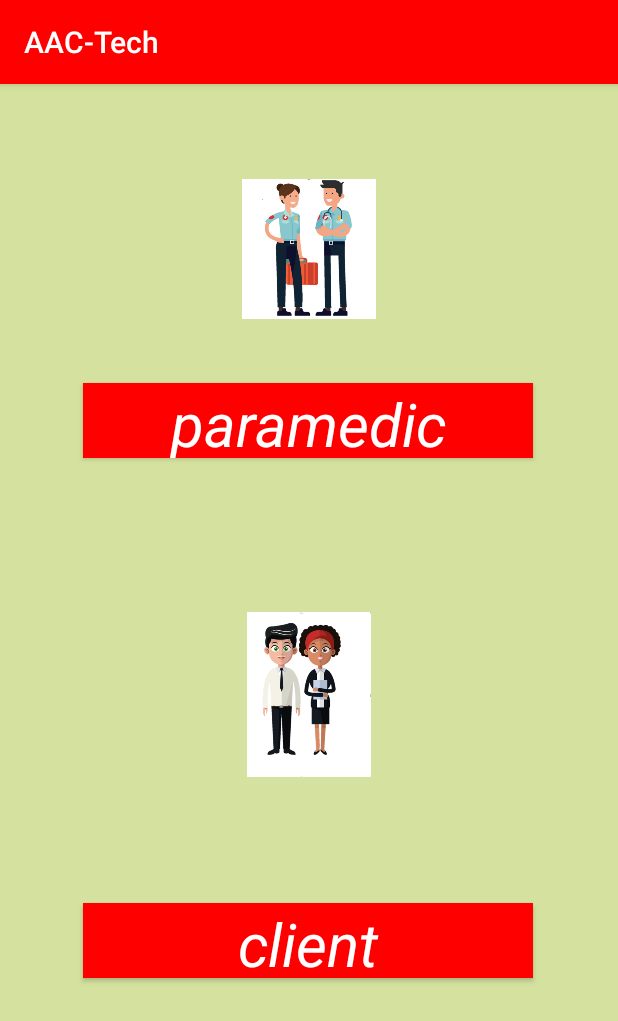
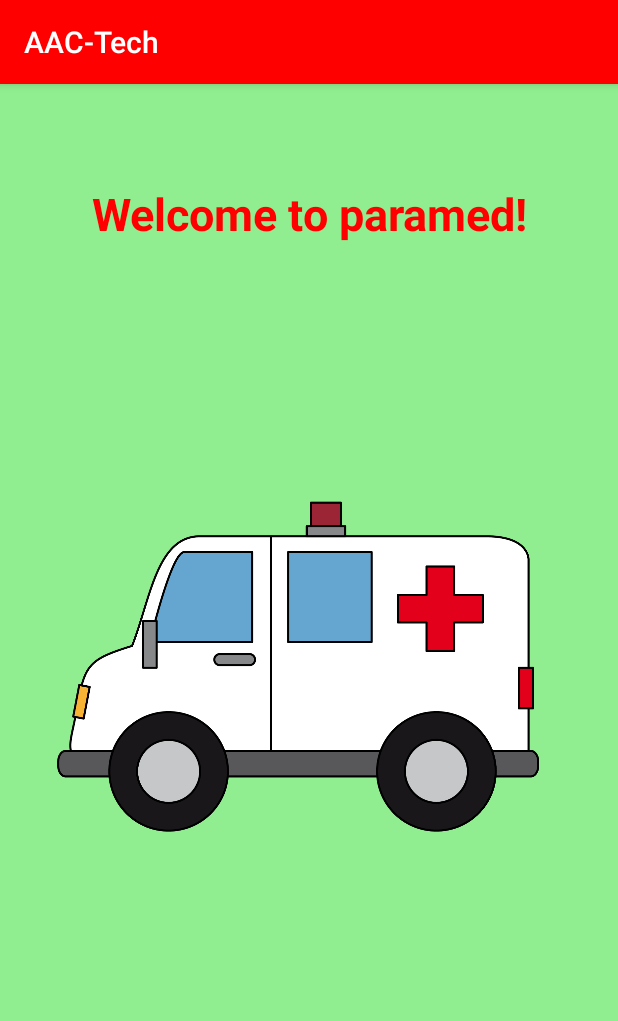
Before and after one commit to N01263842/AACTech, an Android app: the screen it shows after launch (ClientParamedHome before the commit, SplashScreen after it), on a phone screen of 412 x 824 dp. Shown: the top 1021 px of the screen. Run offline under Robolectric (Android 15) with nearby library versions, the phone set to English and light mode, and no system bars.

Commit message:
Added Splash Screen
Testing out a splash screen for the project. Will be subject to change

```diff
--- a/AACTech/aac_tech/src/main/AndroidManifest.xml
+++ b/AACTech/aac_tech/src/main/AndroidManifest.xml
@@ -27,12 +27,13 @@
         android:roundIcon="@mipmap/paramed_round"
         android:supportsRtl="true"
         android:theme="@style/AppTheme">
-        <activity android:name="aac_tech.automotiveui.Client_Address_Info"></activity>
-        <activity android:name="aac_tech.automotiveui.videoChat_Activity" />
+
+        <activity android:name=".Client_Address_Info" />
+        <activity android:name=".videoChat_Activity" />
         <activity
-            android:name="aac_tech.automotiveui.optionsNavigation"
+            android:name=".optionsNavigation"
             android:label="@string/title_activity_options_navigation" />
-        <activity android:name="aac_tech.automotiveui.paramedActivity" />
+        <activity android:name=".paramedActivity" />
         <!--
              The API key for Google Maps-based APIs is defined as a string resource.
              (See the file "res/values/google_maps_api.xml").
@@ -46,11 +47,12 @@
             android:value="@string/google_maps_key" />
 
         <activity
-            android:name="aac_tech.automotiveui.MapsActivity"
+            android:name=".MapsActivity"
             android:label="@string/title_activity_maps" />
-        <activity android:name="aac_tech.automotiveui.paramedLogin" />
-        <activity android:name="aac_tech.automotiveui.client_Activity" />
-        <activity android:name="aac_tech.automotiveui.ClientParamedHome">
+        <activity android:name=".paramedLogin" />
+        <activity android:name=".client_Activity" />
+        <activity android:name=".ClientParamedHome"/>
+        <activity android:name=".SplashScreen">
             <intent-filter>
                 <action android:name="android.intent.action.MAIN" />
 
--- /dev/null
+++ b/AACTech/aac_tech/src/main/java/aac_tech/automotiveui/SplashScreen.java
@@ -0,0 +1,32 @@
+package aac_tech.automotiveui;
+
+import androidx.appcompat.app.AppCompatActivity;
+
+import android.content.Intent;
+import android.os.Bundle;
+
+public class SplashScreen extends AppCompatActivity {
+
+    @Override
+    protected void onCreate(Bundle savedInstanceState) {
+        super.onCreate(savedInstanceState);
+        setContentView(R.layout.activity_splash_screen);
+
+        Thread myThread = new Thread() {
+            @Override
+            public void run() {
+                try {
+                    sleep(3000);
+                    Intent intent = new Intent(getApplicationContext(), ClientParamedHome.class);
+                    startActivity(intent);
+                    finish();
+
+                } catch (InterruptedException e) {
+                    e.printStackTrace();
+                }
+            }
+        };
+
+        myThread.start();
+    }
+}
--- /dev/null
+++ b/AACTech/aac_tech/src/main/res/layout/activity_splash_screen.xml
@@ -0,0 +1,36 @@
+<?xml version="1.0" encoding="utf-8"?>
+<androidx.constraintlayout.widget.ConstraintLayout xmlns:android="http://schemas.android.com/apk/res/android"
+    xmlns:app="http://schemas.android.com/apk/res-auto"
+    xmlns:tools="http://schemas.android.com/tools"
+    android:layout_width="match_parent"
+    android:layout_height="match_parent"
+    tools:context=".SplashScreen"
+    android:background="@color/splash">
+
+
+    <TextView
+        android:id="@+id/textView3"
+        android:layout_width="match_parent"
+        android:layout_height="90dp"
+        android:text="@string/welcome"
+        android:gravity="center"
+        android:textSize = "30dp"
+        android:textStyle="bold"
+        android:textColor="@color/colorPrimary"
+        app:layout_constraintBottom_toBottomOf="parent"
+        app:layout_constraintEnd_toEndOf="parent"
+        app:layout_constraintHorizontal_bias="0.418"
+        app:layout_constraintStart_toStartOf="parent"
+        app:layout_constraintTop_toTopOf="parent"
+        app:layout_constraintVertical_bias="0.061" />
+
+    <ImageView
+        android:id="@+id/splash"
+        android:layout_width="348dp"
+        android:layout_height="641dp"
+        app:layout_constraintBottom_toBottomOf="parent"
+        app:layout_constraintEnd_toEndOf="parent"
+        app:layout_constraintStart_toStartOf="parent"
+        app:layout_constraintTop_toTopOf="parent"
+        app:srcCompat="@drawable/ambulance" />
+</androidx.constraintlayout.widget.ConstraintLayout>
--- a/AACTech/aac_tech/src/main/res/values/colors.xml
+++ b/AACTech/aac_tech/src/main/res/values/colors.xml
@@ -3,6 +3,7 @@
     <color name="colorPrimary">#ff0000</color>
     <color name="colorPrimaryDark">#ff0000</color>
     <color name="colorAccent">#E53935</color>
+    <color name="splash">#90ee90</color>
     <color name="Button">#ff0000</color>
     <color name="background">#ffffff</color>
     <color name="signin">#d3d3d3</color>
--- a/AACTech/aac_tech/src/main/res/values/strings.xml
+++ b/AACTech/aac_tech/src/main/res/values/strings.xml
@@ -10,6 +10,7 @@
     <string name="paramedSignIn">Paramedic Sign in:</string>
     <string name="username">Enter username</string>
     <string name="password">Enter password</string>
+    <string name="welcome">Welcome to paramed!</string>
     <string name="signin">sign in</string>
     <string name="title_activity_maps">Map</string>
     <string-array name="hosp1">
```
Also changed, not shown: AACTech/aac_tech/src/main/res/drawable-hdpi/ambulance.9.png (added), AACTech/aac_tech/src/main/res/drawable-mdpi/ambulance.9.png (added), AACTech/aac_tech/src/main/res/drawable-xhdpi/ambulance.9.png (added), AACTech/aac_tech/src/main/res/drawable-xxhdpi/ambulance.9.png (added), AACTech/aac_tech/src/main/res/drawable-xxxhdpi/ambulance.9.png (added).
